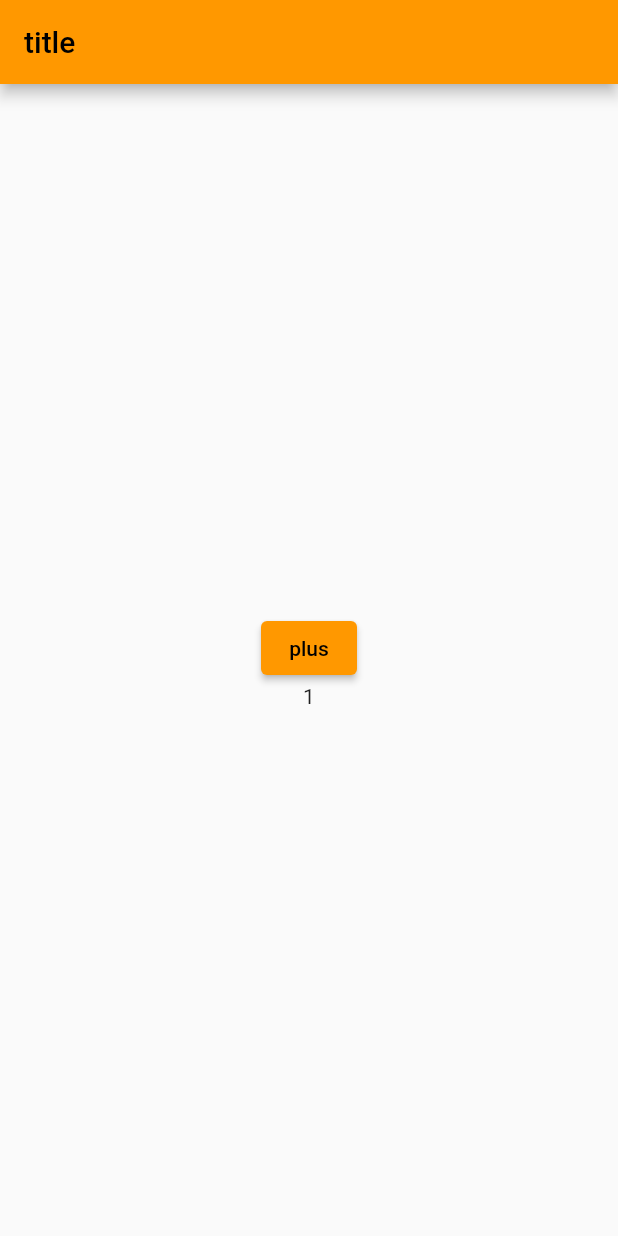
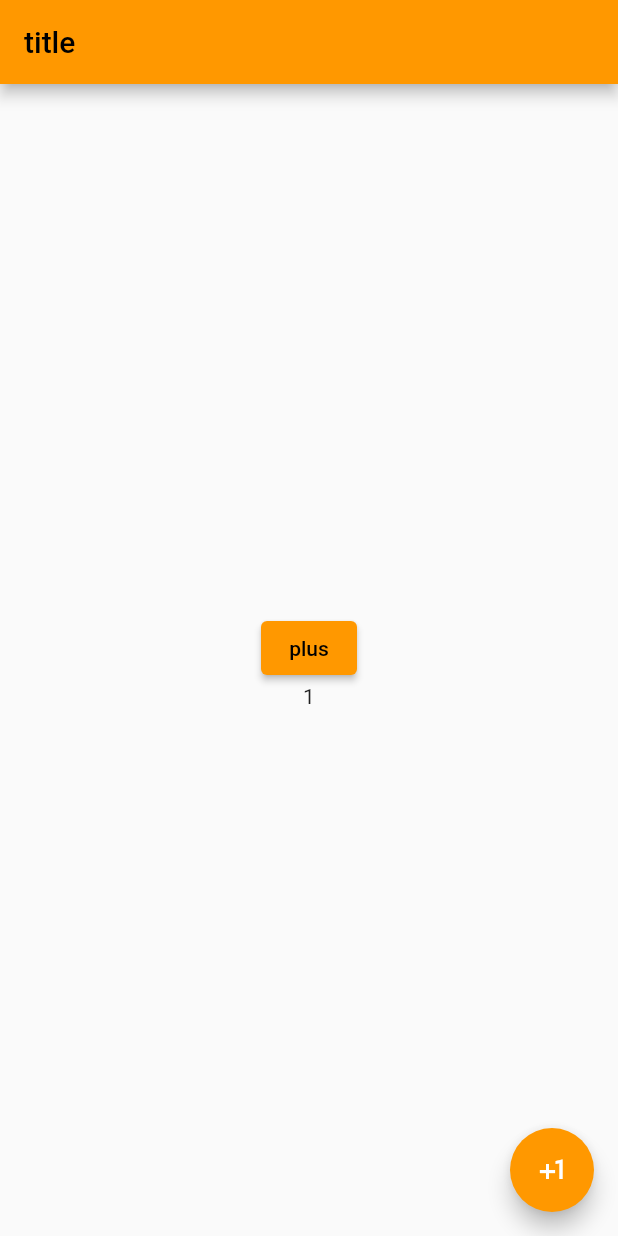
Before and after one commit to RektPunk/letsflutter, a Flutter app: the screen it shows after launch, after a tap on "plus", on a phone screen of 412 x 824 dp. Run offline on Flutter 3.47's test engine with Material 2 defaults, Android fonts, the phone set to English and light mode, and no system bars.

Commit message:
feat - add floating

```diff
--- a/lib/main.dart
+++ b/lib/main.dart
@@ -16,7 +16,7 @@ class MyApp extends StatelessWidget {
       theme: ThemeData(
         primarySwatch: Colors.orange,
       ),
-      home: MyWidget(),
+      home: const FloatingWidget(),
     );
   }
 }
--- a/lib/pages/homepage.dart
+++ b/lib/pages/homepage.dart
@@ -234,3 +234,49 @@ class _MyWidgetState extends State<MyWidget> {
     );
   }
 }
+
+class FloatingWidget extends StatefulWidget {
+  const FloatingWidget({Key? key}) : super(key: key);
+
+  @override
+  State<FloatingWidget> createState() => _FloatingWidget();
+}
+
+class _FloatingWidget extends State<FloatingWidget> {
+  int count = 0;
+
+  @override
+  Widget build(BuildContext context) {
+    return Scaffold(
+      appBar: AppBar(
+        title: const Text('title'),
+      ),
+      floatingActionButton: FloatingActionButton(
+        onPressed: (() {
+          setState(() => count++);
+        }),
+        child: const Icon(
+          Icons.plus_one,
+          color: Colors.white,
+        )
+      ),
+      body: Column(
+        mainAxisAlignment: MainAxisAlignment.center,
+        crossAxisAlignment: CrossAxisAlignment.center,
+        children: [
+          ElevatedButton(
+            onPressed: () {
+              setState(() {
+                count++;
+              });
+            },
+            child: const Text('plus'),
+          ),
+          Center(
+            child: Text('$count'),
+          )
+        ]
+      )
+    );
+  }
+}
```
